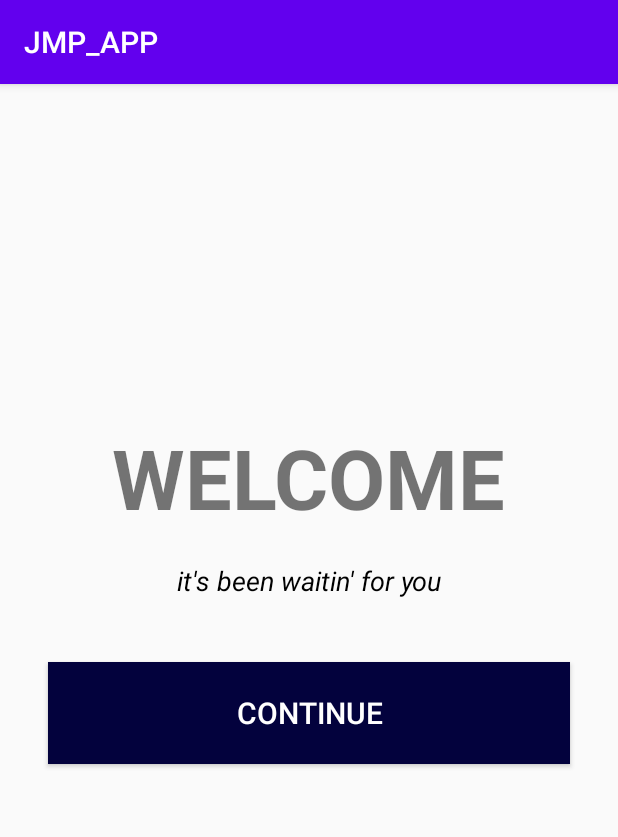
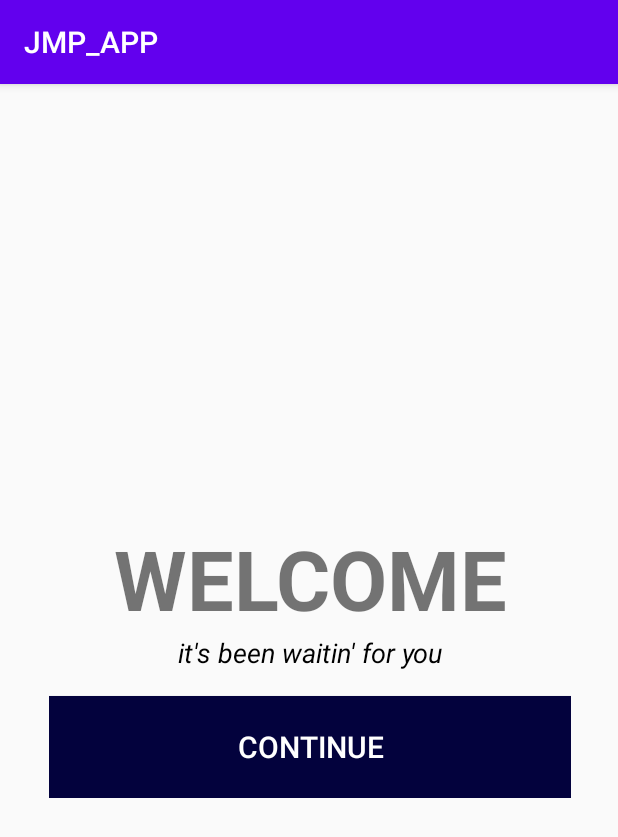
Before and after one commit to JuliaMelle/MP2_DesignAndDevelop, an Android app: the screen it shows after launch (MainActivity), on a phone screen of 412 x 824 dp. Shown: the top 837 px of the screen. Run offline under Robolectric (Android 15) with nearby library versions, the phone set to English and light mode, and no system bars.

Commit message:
added linear in the main

```diff
--- a/app/src/main/res/layout/activity_main.xml
+++ b/app/src/main/res/layout/activity_main.xml
@@ -5,11 +5,22 @@
     android:layout_width="match_parent"
     android:layout_height="match_parent"
     tools:context=".MainActivity">
+    <LinearLayout
+        android:id="@+id/linearLayout_MAIN"
+        android:layout_width="wrap_content"
+        android:layout_height="wrap_content"
+        android:orientation="vertical"
+        android:textAlignment="center"
+        app:layout_constraintBottom_toBottomOf="parent"
+        app:layout_constraintEnd_toEndOf="parent"
+        app:layout_constraintHorizontal_bias="0.51"
+        app:layout_constraintStart_toStartOf="parent"
+        app:layout_constraintTop_toTopOf="parent">
 
         <TextView
             android:id="@+id/header"
-        android:layout_width="294dp"
-        android:layout_height="72dp"
+            android:layout_width="match_parent"
+            android:layout_height="match_parent"
             android:text="WELCOME"
             android:textAlignment="center"
             android:textSize="25pt"
@@ -25,12 +36,13 @@
         <TextView
             android:id="@+id/paragraph"
 
-        android:layout_width="wrap_content"
-        android:layout_height="wrap_content"
+            android:layout_width="match_parent"
+            android:layout_height="41dp"
             android:text="it's been waitin' for you"
+            android:textColor="@color/black"
             android:textSize="8pt"
             android:textStyle="italic"
-        android:textColor="@color/black"
+            android:textAlignment="center"
             app:layout_constraintBottom_toBottomOf="parent"
             app:layout_constraintLeft_toLeftOf="parent"
 
@@ -56,4 +68,6 @@
 
         app:layout_constraintTop_toTopOf="parent"
         app:layout_constraintVertical_bias="0.55" />
+
+    </LinearLayout>
 </android.support.constraint.ConstraintLayout>
```
Lines whose indentation alone changed are shown as unchanged.
